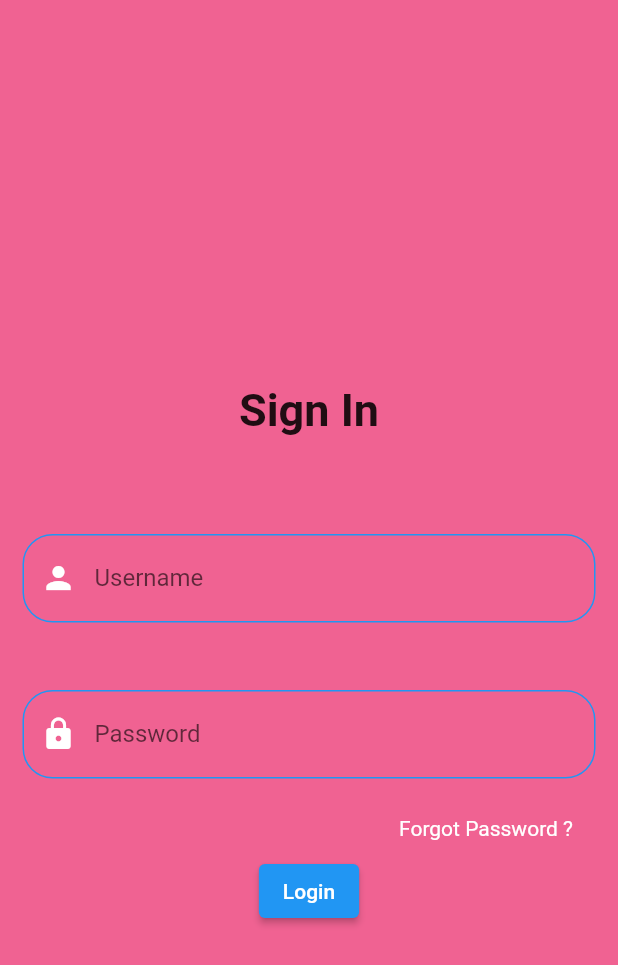
After one commit to rakaatmaja/pertemuan-3, a Flutter app: the screen it shows after launch, after a tap on the "arrow forward ios" icon, on a phone screen of 412 x 824 dp. The commit adds this screen. Shown: the top 965 px of the screen. Run offline on Flutter 3.47's test engine with Material 2 defaults, Android fonts, the phone set to English and light mode, and no system bars.

Commit message:
pertemuan 4

```diff
--- /dev/null
+++ b/lib/login.dart
@@ -0,0 +1,87 @@
+import 'package:flutter/material.dart';
+
+class Login extends StatefulWidget {
+  @override
+  _LoginPageState createState() => _LoginPageState();
+}
+
+class _LoginPageState extends State<Login> {
+  @override
+  Widget build(BuildContext context) {
+    return Scaffold(
+      backgroundColor: Colors.pink[300],
+      body: Center(
+        child: Column(
+          mainAxisAlignment: MainAxisAlignment.center,
+          children: [
+            Padding(
+              padding: const EdgeInsets.all(50),
+              child: Text(
+                'Sign In',
+                style: TextStyle(fontSize: 30, fontWeight: FontWeight.bold),
+              ),
+            ),
+            Padding(
+              padding: const EdgeInsets.all(15),
+              child: TextField(
+                decoration: InputDecoration(
+                  prefixIcon: Icon(
+                    Icons.person,
+                    color: Colors.white,
+                  ),
+                  labelText: 'Username',
+                  enabledBorder: OutlineInputBorder(
+                    borderRadius: BorderRadius.circular(20),
+                    borderSide: BorderSide(color: Colors.blue),
+                  ),
+                  focusedBorder: OutlineInputBorder(
+                    borderSide: BorderSide(color: Colors.white),
+                  ),
+                ),
+              ),
+            ),
+            SizedBox(
+              height: 15,
+            ),
+            Padding(
+              padding: const EdgeInsets.all(15),
+              child: TextField(
+                decoration: InputDecoration(
+                  prefixIcon: Icon(
+                    Icons.lock,
+                    color: Colors.white,
+                  ),
+                  labelText: 'Password',
+                  enabledBorder: OutlineInputBorder(
+                    borderRadius: BorderRadius.circular(20),
+                    borderSide: BorderSide(color: Colors.blue),
+                  ),
+                  focusedBorder: OutlineInputBorder(
+                    borderSide: BorderSide(color: Colors.white),
+                  ),
+                ),
+              ),
+            ),
+            SizedBox(
+              height: 10,
+            ),
+            Align(
+              alignment: Alignment.centerRight,
+              child: Padding(
+                padding: const EdgeInsets.only(right: 30, bottom: 10),
+                child: Text(
+                  'Forgot Password ?',
+                  style: TextStyle(color: Colors.white),
+                ),
+              ),
+            ),
+            ElevatedButton(
+              onPressed: () {},
+              child: Text('Login'),
+            )
+          ],
+        ),
+      ),
+    );
+  }
+}
--- a/lib/main.dart
+++ b/lib/main.dart
@@ -1,4 +1,5 @@
 import 'package:flutter/material.dart';
+import 'package:syntax_3/login.dart';
 
 void main() {
   runApp(MyApp());
@@ -69,13 +70,23 @@ class LoginPage extends StatelessWidget {
                     Container(
                       height: 80,
                       width: 80,
-                      child: Icon(
-                        Icons.arrow_forward_ios,
-                        color: Colors.white,
-                      ),
                       decoration: BoxDecoration(
                         color: Colors.pink[300],
                         borderRadius: BorderRadius.circular(50),
+                      ),
+                      child: IconButton(
+                        onPressed: () {
+                          Navigator.push(
+                            context,
+                            MaterialPageRoute(
+                              builder: (context) => Login(),
+                            ),
+                          );
+                        },
+                        icon: Icon(
+                          Icons.arrow_forward_ios,
+                          color: Colors.white,
+                        ),
                       ),
                     ),
                   ],
```
